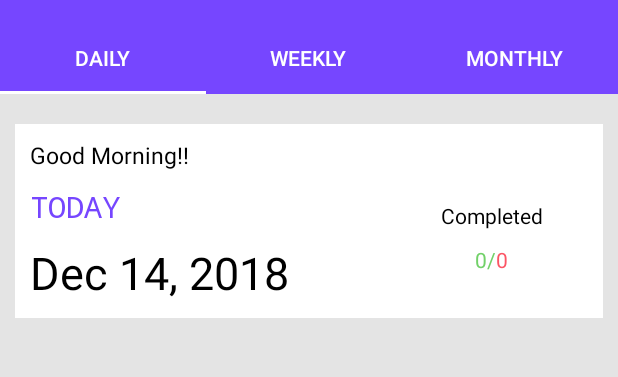
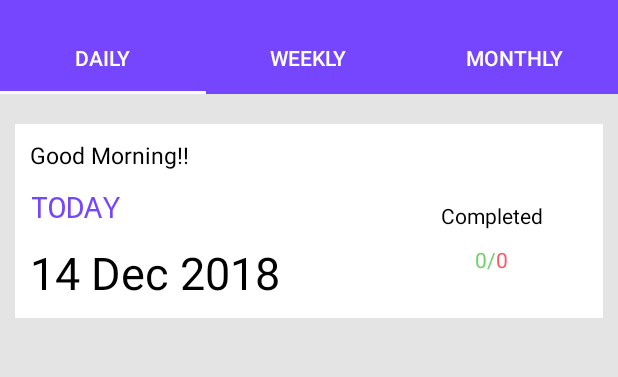
Before and after one commit to true-devels/schedule, an Android app: the DailyFragment screen opened directly, with no data from a screen before it, on a phone screen of 412 x 824 dp, the part 62-439 px from its top. Run offline under Robolectric (Android 15) with nearby library versions, the phone set to English and light mode, and no system bars; our stand-ins replace Room's generated code, RxJava, Timber; 3 statements that could not run were skipped.

Commit message:
Final localization

```diff
--- a/app/src/main/java/com/company/schedule/ui/main/fragments/DailyFragment.java
+++ b/app/src/main/java/com/company/schedule/ui/main/fragments/DailyFragment.java
@@ -1,6 +1,8 @@
 package com.company.schedule.ui.main.fragments;
 
+import android.content.res.Resources;
 import android.os.Bundle;
+import android.os.strictmode.ResourceMismatchViolation;
 import android.support.annotation.NonNull;
 import android.support.annotation.Nullable;
 import android.support.design.widget.Snackbar;
@@ -33,9 +35,16 @@ import com.company.schedule.utils.LocalFormat;
 import com.company.schedule.utils.RecyclerViewItemTouchHelper;
 import com.company.schedule.utils.RecyclerViewItemTouchHelperListener;
 
+import java.time.ZoneId;
+import java.time.ZonedDateTime;
+import java.time.format.DateTimeFormatter;
+import java.time.format.DateTimeFormatterBuilder;
+import java.time.format.FormatStyle;
 import java.util.Calendar;
+import java.util.Date;
 import java.util.GregorianCalendar;
 import java.util.List;
+import java.util.Locale;
 
 import timber.log.Timber;
 
@@ -106,8 +115,15 @@ public class DailyFragment extends Fragment implements MainView, RecyclerViewIte
         ItemTouchHelper.SimpleCallback callback_right = new RecyclerViewItemTouchHelper(0,ItemTouchHelper.RIGHT,this);
         new ItemTouchHelper(callback_right).attachToRecyclerView(notes_rc);
 
+
+
         Calendar today = new GregorianCalendar();
-        tvDateToday.setText(LocalFormat.getDate(today));
+
+        Resources res = getResources();
+        String[] monthes = res.getStringArray(R.array.monthes_short);
+
+
+        tvDateToday.setText( today.get(Calendar.DAY_OF_MONTH)+ " " +monthes[(today.get(Calendar.MONTH))]+" "+today.get(Calendar.YEAR));
 
     }
 
--- a/app/src/main/java/com/company/schedule/ui/main/fragments/MonthlyFragment.java
+++ b/app/src/main/java/com/company/schedule/ui/main/fragments/MonthlyFragment.java
@@ -89,6 +89,7 @@ public class MonthlyFragment extends Fragment implements MainView, RecyclerViewI
         super.onActivityCreated(savedInstanceState);
 
         notes_rc.setHasFixedSize(true);
+        //mCalendarView.
 
         // use a linear layout manager
         mLayoutManager = new LinearLayoutManager(getContext());
--- a/app/src/main/java/com/company/schedule/ui/main/fragments/WeeklyFragment.java
+++ b/app/src/main/java/com/company/schedule/ui/main/fragments/WeeklyFragment.java
@@ -1,5 +1,6 @@
 package com.company.schedule.ui.main.fragments;
 
+import android.content.res.Resources;
 import android.os.Bundle;
 import android.support.annotation.NonNull;
 import android.support.annotation.Nullable;
@@ -159,8 +160,8 @@ public class WeeklyFragment extends Fragment implements MainView, RecyclerViewIt
 
             //tv_numbers.get(i).setTextColor();
         }
-
-        tv_monthyear.setText(LocalFormat.getMonthYear(new Date())); // new Date() return current time
+        Calendar now = new GregorianCalendar();
+        tv_monthyear.setText(getResources().getStringArray(R.array.monthes_short)[now.get(Calendar.MONTH)]+", " + now.get(Calendar.YEAR)); // new Date() return current time
     }
 
     @Override
--- a/app/src/main/res/layout/fragment_monthly.xml
+++ b/app/src/main/res/layout/fragment_monthly.xml
@@ -20,6 +20,7 @@
                 android:id="@+id/calendarView"
                 android:layout_width="match_parent"
                 android:layout_height="wrap_content"
+
                 app:headerColor="?attr/colorPrimary"
                 />
             <android.support.v7.widget.RecyclerView
--- a/app/src/main/res/values/strings.xml
+++ b/app/src/main/res/values/strings.xml
@@ -6,6 +6,21 @@
         <item>Daily</item>
         <item>Weekly</item>
         <item>Monthly</item>
+    </string-array>
+
+    <string-array name="monthes_short">
+        <item>Jan</item>
+        <item>Feb</item>
+        <item>Mar</item>
+        <item>Apr</item>
+        <item>May</item>
+        <item>June</item>
+        <item>Jule</item>
+        <item>Aug</item>
+        <item>Sep</item>
+        <item>Oct</item>
+        <item>Nov</item>
+        <item>Dec</item>
     </string-array>
 
     <!--WELCOME SLIDE-->
```
Also changed, not shown: 3 other files.
